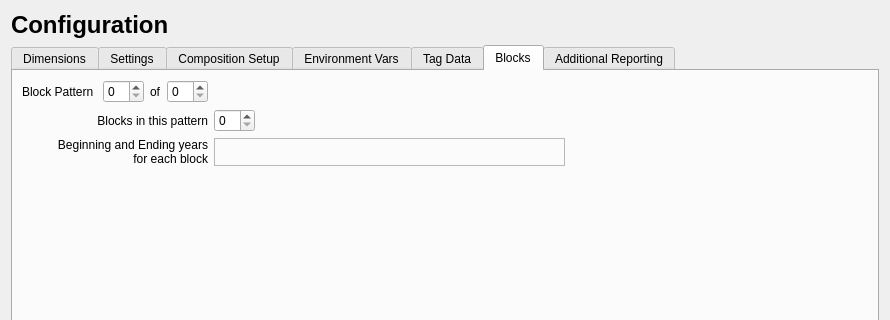
Qt form src/data_widget.ui (nmfs-ost/ss3-ssi) before a commit; both pictures show x 0 to 890 and y 0 to 320 of the 890 by 591 pixel window.
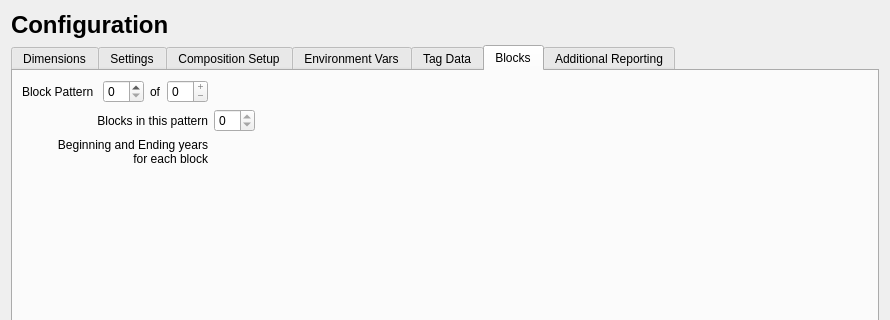
The same form after that commit. The open tabs and pages were chosen to show the change. Icons and pictures are not drawn.

The edit to the form file:
```diff
--- a/src/data_widget.ui
+++ b/src/data_widget.ui
@@ -1785,19 +1785,6 @@
            </property>
           </spacer>
          </item>
-         <item row="3" column="7">
-          <spacer name="verticalSpacer_blocks1">
-           <property name="orientation">
-            <enum>Qt::Vertical</enum>
-           </property>
-           <property name="sizeHint" stdset="0">
-            <size>
-             <width>20</width>
-             <height>40</height>
-            </size>
-           </property>
-          </spacer>
-         </item>
          <item row="0" column="0">
           <widget class="QLabel" name="label_block_pattern_num">
            <property name="text">
@@ -1822,10 +1809,21 @@
           </spacer>
          </item>
          <item row="0" column="4">
-          <widget class="QSpinBox" name="spinBox_block_patterns_total"/>
+          <widget class="QSpinBox" name="spinBox_block_patterns_total">
+           <property name="readOnly">
+            <bool>true</bool>
+           </property>
+           <property name="buttonSymbols">
+            <enum>QAbstractSpinBox::PlusMinus</enum>
+           </property>
+          </widget>
          </item>
          <item row="1" column="5">
-          <widget class="QSpinBox" name="spinBox_blocks_count"/>
+          <widget class="QSpinBox" name="spinBox_blocks_count">
+           <property name="readOnly">
+            <bool>true</bool>
+           </property>
+          </widget>
          </item>
          <item row="2" column="0" colspan="5">
           <widget class="QLabel" name="label_blocks_beg_end_years">
@@ -1849,37 +1847,22 @@
           </widget>
          </item>
          <item row="2" column="5" colspan="2">
-          <widget class="QFrame" name="frame_blocks">
-           <property name="frameShape">
-            <enum>QFrame::StyledPanel</enum>
-           </property>
-           <property name="frameShadow">
-            <enum>QFrame::Raised</enum>
-           </property>
-           <layout class="QGridLayout" name="gridLayout_blocks_patterns">
-            <item row="1" column="1">
-             <layout class="QHBoxLayout" name="horizontalLayout_blocks_per_pattern"/>
-            </item>
-            <item row="2" column="1">
              <layout class="QVBoxLayout" name="verticalLayout_block_years"/>
             </item>
-            <item row="0" column="1">
-             <spacer name="horizontalSpacer_frame_blocks">
+        </layout>
+       </item>
+       <item>
+        <spacer name="verticalSpacer_6">
               <property name="orientation">
-               <enum>Qt::Horizontal</enum>
+          <enum>Qt::Vertical</enum>
               </property>
               <property name="sizeHint" stdset="0">
                <size>
-                <width>40</width>
-                <height>5</height>
+           <width>20</width>
+           <height>40</height>
                </size>
               </property>
              </spacer>
-            </item>
-           </layout>
-          </widget>
-         </item>
-        </layout>
        </item>
       </layout>
      </widget>
```
Left out of the diff: 12 changed lines with no effect on the pictures. Lines whose indentation alone changed are shown as unchanged.
